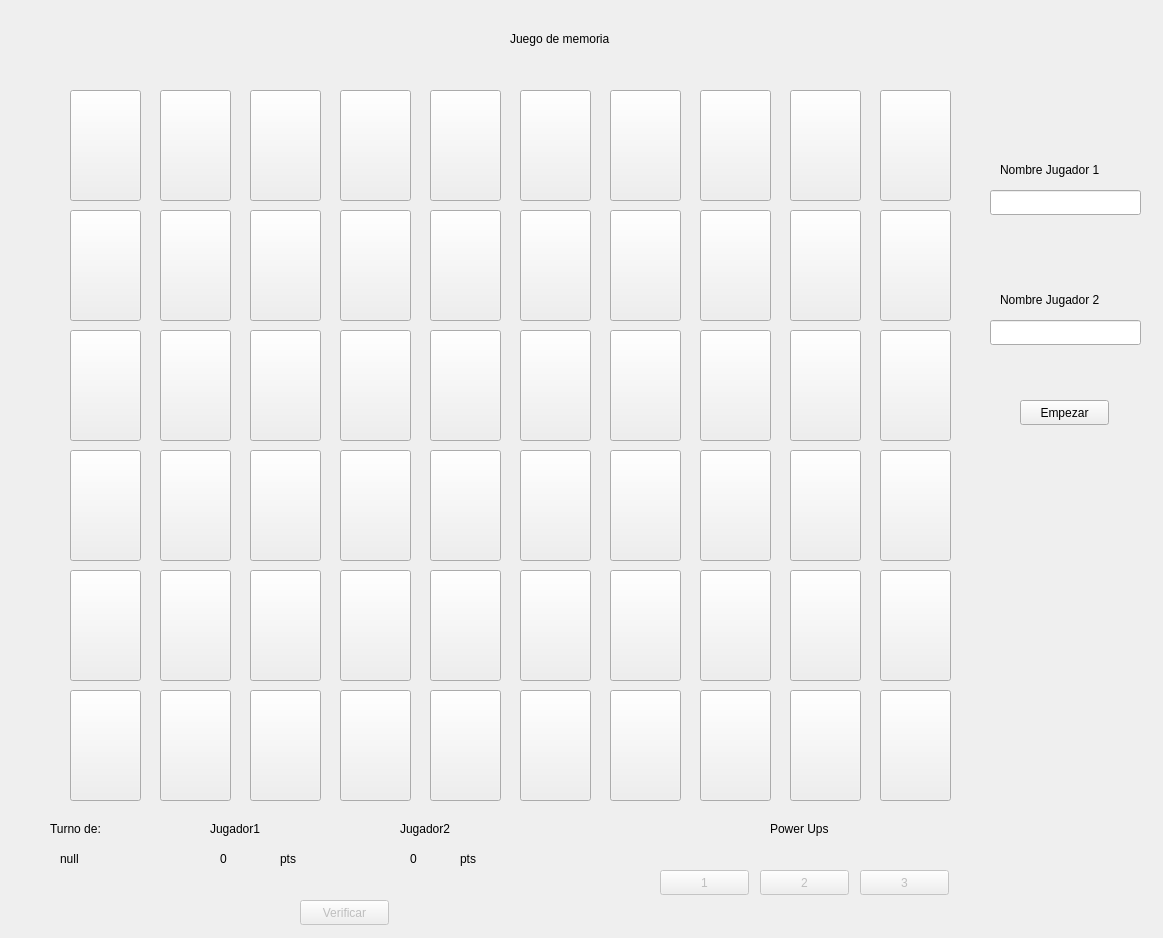
Above: Interfaz/Cliente_Memoria/mainwindow.ui from dylangf16/Proyecto-01-CE-2103 before the change. Below: the same form after it.
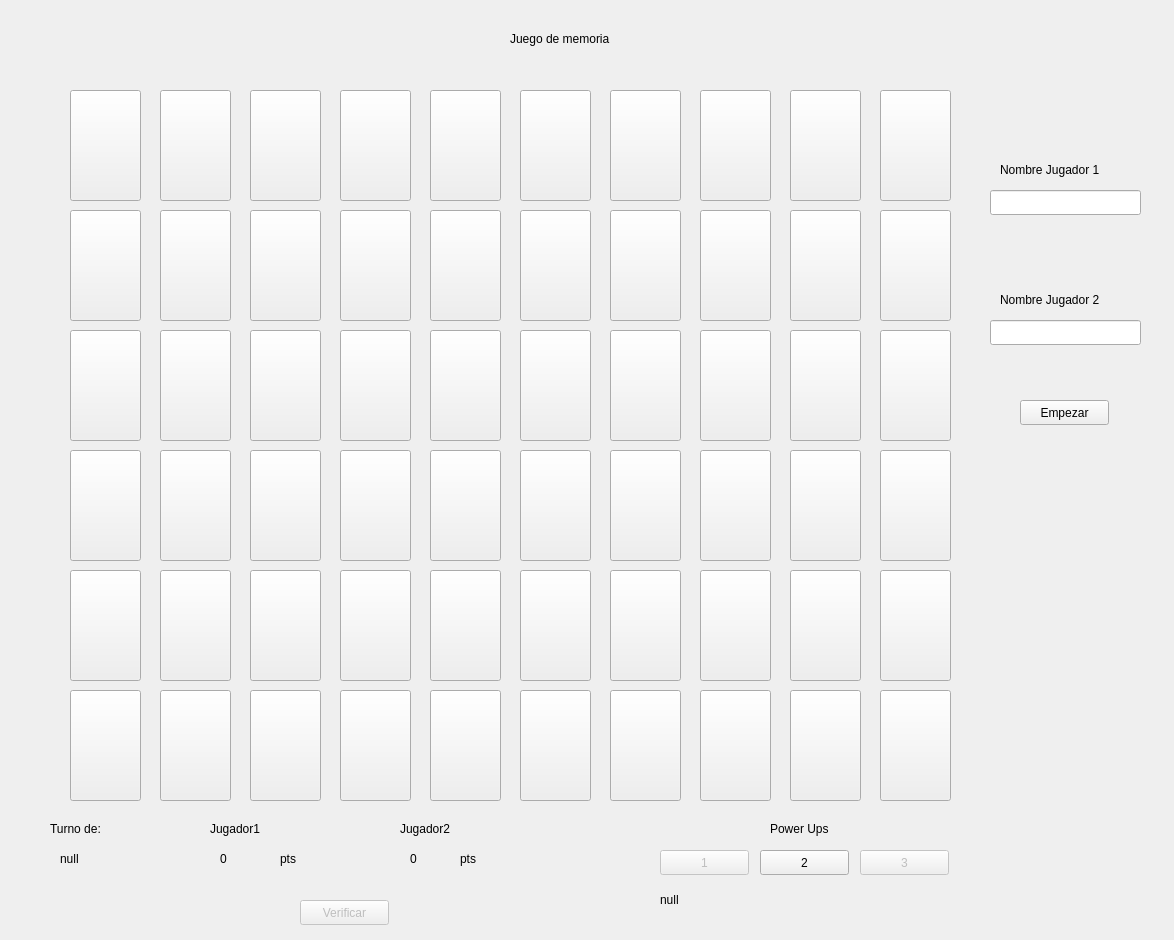
That is the form after the change. Icons and pictures are not drawn.

Patch:
```diff
--- a/Interfaz/Cliente_Memoria/mainwindow.ui
+++ b/Interfaz/Cliente_Memoria/mainwindow.ui
@@ -6,13 +6,16 @@
    <rect>
     <x>0</x>
     <y>0</y>
-    <width>1163</width>
-    <height>938</height>
+    <width>1174</width>
+    <height>940</height>
    </rect>
   </property>
   <property name="windowTitle">
    <string>Juego de Memoria!!!!!</string>
   </property>
+  <property name="autoFillBackground">
+   <bool>false</bool>
+  </property>
   <widget class="QWidget" name="centralwidget">
    <widget class="QLabel" name="label">
     <property name="geometry">
@@ -1586,7 +1589,7 @@
     <property name="geometry">
      <rect>
       <x>660</x>
-      <y>870</y>
+      <y>850</y>
       <width>89</width>
       <height>25</height>
      </rect>
@@ -1597,12 +1600,12 @@
    </widget>
    <widget class="QPushButton" name="pwup_2">
     <property name="enabled">
-     <bool>false</bool>
+     <bool>true</bool>
     </property>
     <property name="geometry">
      <rect>
       <x>760</x>
-      <y>870</y>
+      <y>850</y>
       <width>89</width>
       <height>25</height>
      </rect>
@@ -1618,7 +1621,7 @@
     <property name="geometry">
      <rect>
       <x>860</x>
-      <y>870</y>
+      <y>850</y>
       <width>89</width>
       <height>25</height>
      </rect>
@@ -1647,6 +1650,19 @@
      </rect>
     </property>
    </widget>
+   <widget class="QLabel" name="label_7">
+    <property name="geometry">
+     <rect>
+      <x>660</x>
+      <y>890</y>
+      <width>491</width>
+      <height>20</height>
+     </rect>
+    </property>
+    <property name="text">
+     <string>null</string>
+    </property>
+   </widget>
    <zorder>pushButton_55</zorder>
    <zorder>label</zorder>
    <zorder>label_6</zorder>
```
Left out of the diff: 1 changed line with no effect on the pictures.
